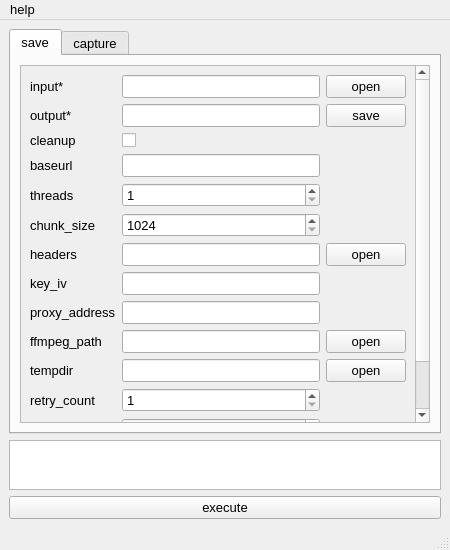
First picture: the form in vsdownload/vsdownload.ui, repository clitic/vsdownload, before the edit.
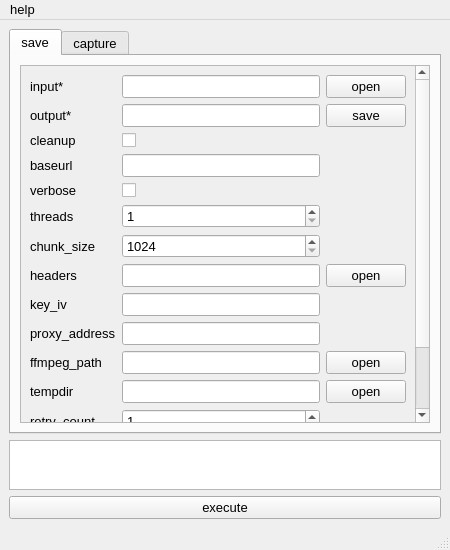
Second picture: the form after the edit.

Commit message: Added Verbose Option

Diff of the .ui file:
```diff
--- a/vsdownload/vsdownload.ui
+++ b/vsdownload/vsdownload.ui
@@ -41,14 +41,42 @@
              <x>0</x>
              <y>0</y>
              <width>389</width>
-             <height>436</height>
+             <height>460</height>
             </rect>
            </property>
            <layout class="QVBoxLayout" name="verticalLayout_4">
             <item>
              <layout class="QGridLayout" name="save_page_basic_grid_layout">
-              <item row="1" column="1">
-               <widget class="QLineEdit" name="outputLineEdit_save"/>
+              <item row="1" column="2">
+               <widget class="QPushButton" name="save_page_output_btn">
+                <property name="text">
+                 <string>save</string>
+                </property>
+               </widget>
+              </item>
+              <item row="0" column="2">
+               <widget class="QPushButton" name="save_page_input_btn">
+                <property name="text">
+                 <string>open</string>
+                </property>
+               </widget>
+              </item>
+              <item row="5" column="1">
+               <widget class="QSpinBox" name="threadsSpinBox">
+                <property name="minimum">
+                 <number>1</number>
+                </property>
+                <property name="maximum">
+                 <number>16</number>
+                </property>
+               </widget>
+              </item>
+              <item row="1" column="0">
+               <widget class="QLabel" name="outputLabel_save">
+                <property name="text">
+                 <string>output*</string>
+                </property>
+               </widget>
               </item>
               <item row="0" column="0">
                <widget class="QLabel" name="inputLabel">
@@ -57,16 +85,32 @@
                 </property>
                </widget>
               </item>
-              <item row="13" column="1">
-               <widget class="QSpinBox" name="pre_selectSpinBox">
-                <property name="minimum">
-                 <number>-1</number>
+              <item row="5" column="0">
+               <widget class="QLabel" name="threadsLabel">
+                <property name="text">
+                 <string>threads</string>
                 </property>
-                <property name="value">
-                 <number>-1</number>
+               </widget>
+              </item>
+              <item row="3" column="0">
+               <widget class="QLabel" name="baseurlLabel_save">
+                <property name="text">
+                 <string>baseurl</string>
                 </property>
                </widget>
               </item>
+              <item row="0" column="1">
+               <widget class="QLineEdit" name="inputLineEdit"/>
+              </item>
+              <item row="1" column="1">
+               <widget class="QLineEdit" name="outputLineEdit_save"/>
+              </item>
+              <item row="3" column="1">
+               <widget class="QLineEdit" name="baseurlLineEdit_save"/>
+              </item>
+              <item row="2" column="1">
+               <widget class="QCheckBox" name="cleanupCheckBox"/>
+              </item>
               <item row="2" column="0">
                <widget class="QLabel" name="cleanupLabel_save">
                 <property name="text">
@@ -74,62 +118,49 @@
                 </property>
                </widget>
               </item>
+              <item row="4" column="0">
+               <widget class="QLabel" name="verboseLabel">
+                <property name="text">
+                 <string>verbose</string>
+                </property>
+               </widget>
+              </item>
+              <item row="6" column="0">
+               <widget class="QLabel" name="chunk_sizeLabel">
+                <property name="text">
+                 <string>chunk_size</string>
+                </property>
+               </widget>
+              </item>
               <item row="7" column="0">
+               <widget class="QLabel" name="headersLabel">
+                <property name="text">
+                 <string>headers</string>
+                </property>
+               </widget>
+              </item>
+              <item row="8" column="0">
                <widget class="QLabel" name="key_ivLabel">
                 <property name="text">
                  <string>key_iv</string>
                 </property>
                </widget>
               </item>
-              <item row="10" column="2">
-               <widget class="QPushButton" name="save_page_tempdir_btn">
-                <property name="text">
-                 <string>open</string>
-                </property>
-               </widget>
-              </item>
-              <item row="10" column="1">
-               <widget class="QLineEdit" name="tempdirLineEdit"/>
-              </item>
               <item row="9" column="0">
-               <widget class="QLabel" name="ffmpeg_pathLabel">
+               <widget class="QLabel" name="proxy_addressLabel">
                 <property name="text">
-                 <string>ffmpeg_path</string>
+                 <string>proxy_address</string>
                 </property>
                </widget>
               </item>
-              <item row="1" column="2">
-               <widget class="QPushButton" name="save_page_output_btn">
+              <item row="4" column="1">
+               <widget class="QCheckBox" name="verboseCheckBox">
                 <property name="text">
-                 <string>save</string>
+                 <string/>
                 </property>
                </widget>
               </item>
-              <item row="6" column="2">
-               <widget class="QPushButton" name="save_page_headers_btn">
-                <property name="text">
-                 <string>open</string>
-                </property>
-               </widget>
-              </item>
-              <item row="10" column="0">
-               <widget class="QLabel" name="tempdirLabel">
-                <property name="text">
-                 <string>tempdir</string>
-                </property>
-               </widget>
-              </item>
-              <item row="0" column="2">
-               <widget class="QPushButton" name="save_page_input_btn">
-                <property name="text">
-                 <string>open</string>
-                </property>
-               </widget>
-              </item>
-              <item row="2" column="1">
-               <widget class="QCheckBox" name="cleanupCheckBox"/>
-              </item>
-              <item row="5" column="1">
+              <item row="6" column="1">
                <widget class="QSpinBox" name="chunk_sizeSpinBox">
                 <property name="minimum">
                  <number>1024</number>
@@ -142,114 +173,97 @@
                 </property>
                </widget>
               </item>
-              <item row="6" column="1">
+              <item row="7" column="1">
                <widget class="QLineEdit" name="headersLineEdit"/>
               </item>
+              <item row="8" column="1">
+               <widget class="QLineEdit" name="key_ivLineEdit"/>
+              </item>
+              <item row="10" column="0">
+               <widget class="QLabel" name="ffmpeg_pathLabel">
+                <property name="text">
+                 <string>ffmpeg_path</string>
+                </property>
+               </widget>
+              </item>
               <item row="11" column="0">
+               <widget class="QLabel" name="tempdirLabel">
+                <property name="text">
+                 <string>tempdir</string>
+                </property>
+               </widget>
+              </item>
+              <item row="12" column="0">
                <widget class="QLabel" name="retry_countLabel">
                 <property name="text">
                  <string>retry_count</string>
                 </property>
                </widget>
               </item>
-              <item row="5" column="0">
-               <widget class="QLabel" name="chunk_sizeLabel">
-                <property name="text">
-                 <string>chunk_size</string>
-                </property>
-               </widget>
-              </item>
-              <item row="8" column="0">
-               <widget class="QLabel" name="proxy_addressLabel">
-                <property name="text">
-                 <string>proxy_address</string>
-                </property>
-               </widget>
-              </item>
-              <item row="11" column="1">
-               <widget class="QSpinBox" name="retry_countSpinBox">
-                <property name="minimum">
-                 <number>1</number>
-                </property>
-                <property name="maximum">
-                 <number>100</number>
-                </property>
-               </widget>
-              </item>
-              <item row="3" column="1">
-               <widget class="QLineEdit" name="baseurlLineEdit_save"/>
-              </item>
-              <item row="4" column="0">
-               <widget class="QLabel" name="threadsLabel">
-                <property name="text">
-                 <string>threads</string>
-                </property>
-               </widget>
-              </item>
-              <item row="8" column="1">
-               <widget class="QLineEdit" name="proxy_addressLineEdit"/>
-              </item>
-              <item row="6" column="0">
-               <widget class="QLabel" name="headersLabel">
-                <property name="text">
-                 <string>headers</string>
-                </property>
-               </widget>
-              </item>
-              <item row="0" column="1">
-               <widget class="QLineEdit" name="inputLineEdit"/>
-              </item>
-              <item row="12" column="0">
+              <item row="13" column="0">
                <widget class="QLabel" name="timeoutLabel">
                 <property name="text">
                  <string>timeout</string>
                 </property>
                </widget>
               </item>
-              <item row="1" column="0">
-               <widget class="QLabel" name="outputLabel_save">
+              <item row="14" column="0">
+               <widget class="QLabel" name="pre_selectLabel">
                 <property name="text">
-                 <string>output*</string>
+                 <string>pre_select</string>
                 </property>
                </widget>
               </item>
+              <item row="9" column="1">
+               <widget class="QLineEdit" name="proxy_addressLineEdit"/>
+              </item>
+              <item row="10" column="1">
+               <widget class="QLineEdit" name="ffmpeg_pathLineEdit"/>
+              </item>
+              <item row="11" column="1">
+               <widget class="QLineEdit" name="tempdirLineEdit"/>
+              </item>
               <item row="12" column="1">
+               <widget class="QSpinBox" name="retry_countSpinBox">
+                <property name="minimum">
+                 <number>1</number>
+                </property>
+                <property name="maximum">
+                 <number>100</number>
+                </property>
+               </widget>
+              </item>
+              <item row="13" column="1">
                <widget class="QSpinBox" name="timeoutSpinBox"/>
               </item>
-              <item row="4" column="1">
-               <widget class="QSpinBox" name="threadsSpinBox">
+              <item row="14" column="1">
+               <widget class="QSpinBox" name="pre_selectSpinBox">
                 <property name="minimum">
-                 <number>1</number>
+                 <number>-1</number>
                 </property>
-                <property name="maximum">
-                 <number>16</number>
+                <property name="value">
+                 <number>-1</number>
                 </property>
                </widget>
               </item>
-              <item row="9" column="2">
+              <item row="10" column="2">
                <widget class="QPushButton" name="save_page_ffmpeg_path_btn">
                 <property name="text">
                  <string>open</string>
                 </property>
                </widget>
               </item>
-              <item row="9" column="1">
-               <widget class="QLineEdit" name="ffmpeg_pathLineEdit"/>
-              </item>
-              <item row="3" column="0">
-               <widget class="QLabel" name="baseurlLabel_save">
+              <item row="11" column="2">
+               <widget class="QPushButton" name="save_page_tempdir_btn">
                 <property name="text">
-                 <string>baseurl</string>
+                 <string>open</string>
                 </property>
                </widget>
               </item>
-              <item row="7" column="1">
-               <widget class="QLineEdit" name="key_ivLineEdit"/>
-              </item>
-              <item row="13" column="0">
-               <widget class="QLabel" name="pre_selectLabel">
+              <item row="7" column="2">
+               <widget class="QPushButton" name="save_page_headers_btn">
                 <property name="text">
-                 <string>pre_select</string>
+                 <string>open</string>
                 </property>
                </widget>
               </item>
```
The commit also changes 8 other files.
